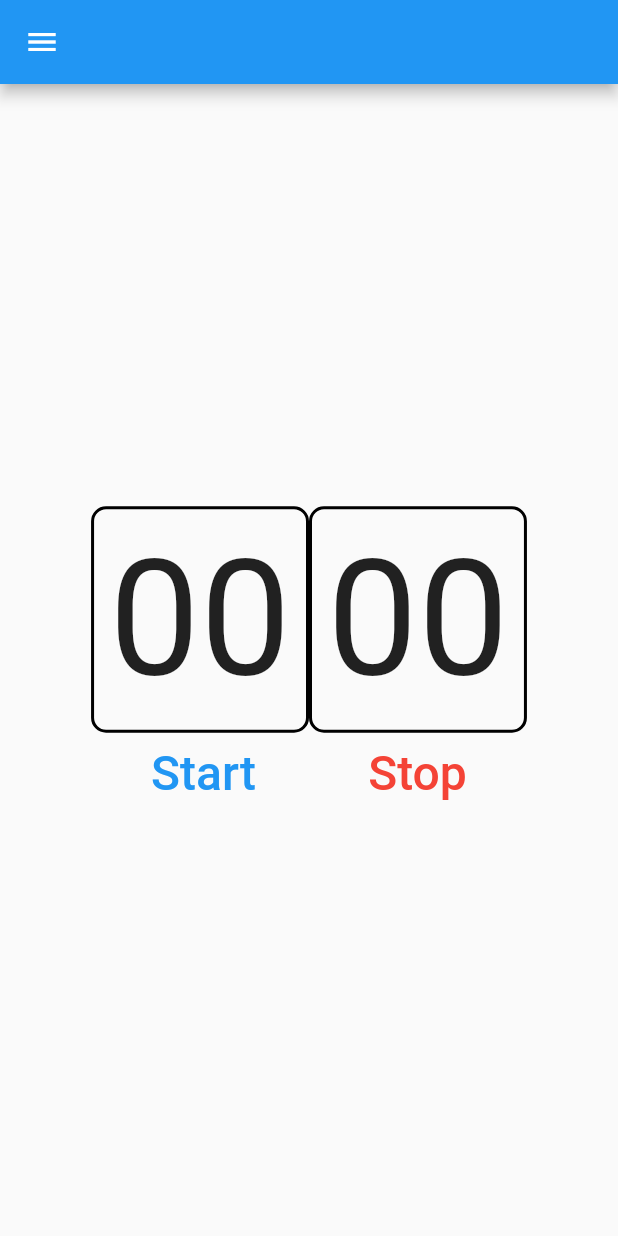
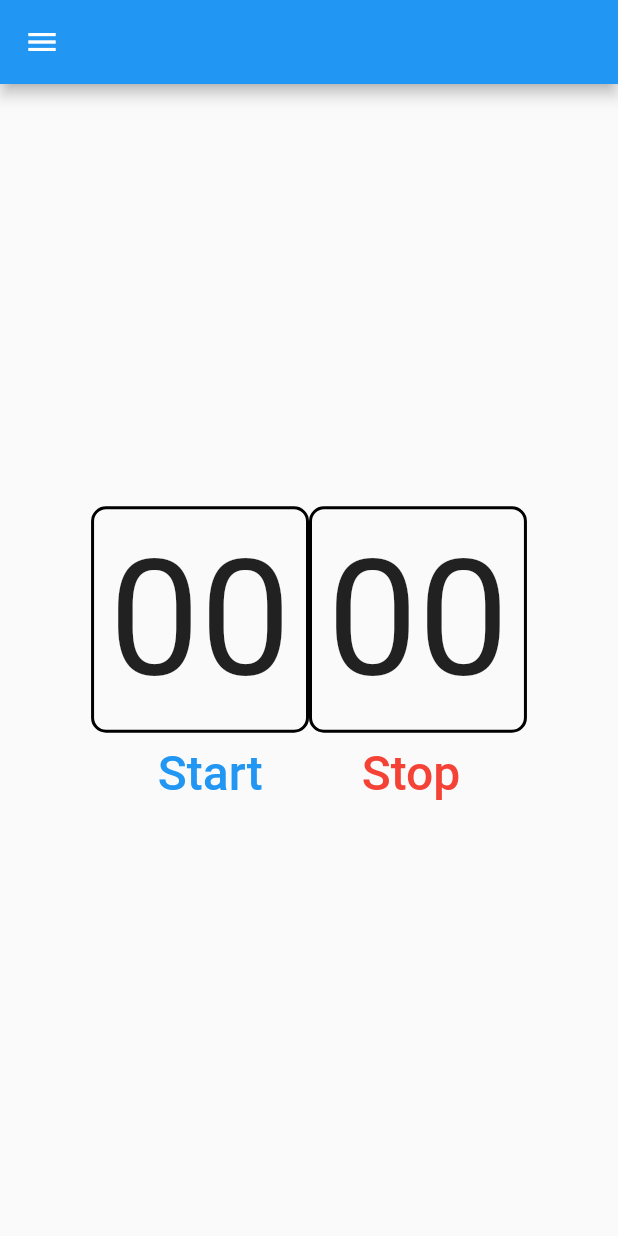
Before and after one commit to Smeetsv10/FakeTimerWebApp, a Flutter app: the screen it shows after launch, on a phone screen of 412 x 824 dp. Run offline on Flutter 3.47's test engine with Material 2 defaults, Android fonts, the phone set to English and light mode, and no system bars.

Commit message:
changed sizedbox

```diff
--- a/fake_timer/lib/main.dart
+++ b/fake_timer/lib/main.dart
@@ -1,5 +1,4 @@
 import 'dart:async';
-
 import 'package:flutter/material.dart';
 
 void main() {
@@ -212,8 +211,8 @@ class _MyHomePageState extends State<MyHomePage> {
                         child:
                             const Text("Start", style: TextStyle(fontSize: 32)),
                       ),
-                      SizedBox(
-                        width: MediaQuery.of(context).size.width / 7,
+                      const SizedBox(
+                        width: 50,
                       ),
                       TextButton(
                         onPressed: stopTimer,
```
